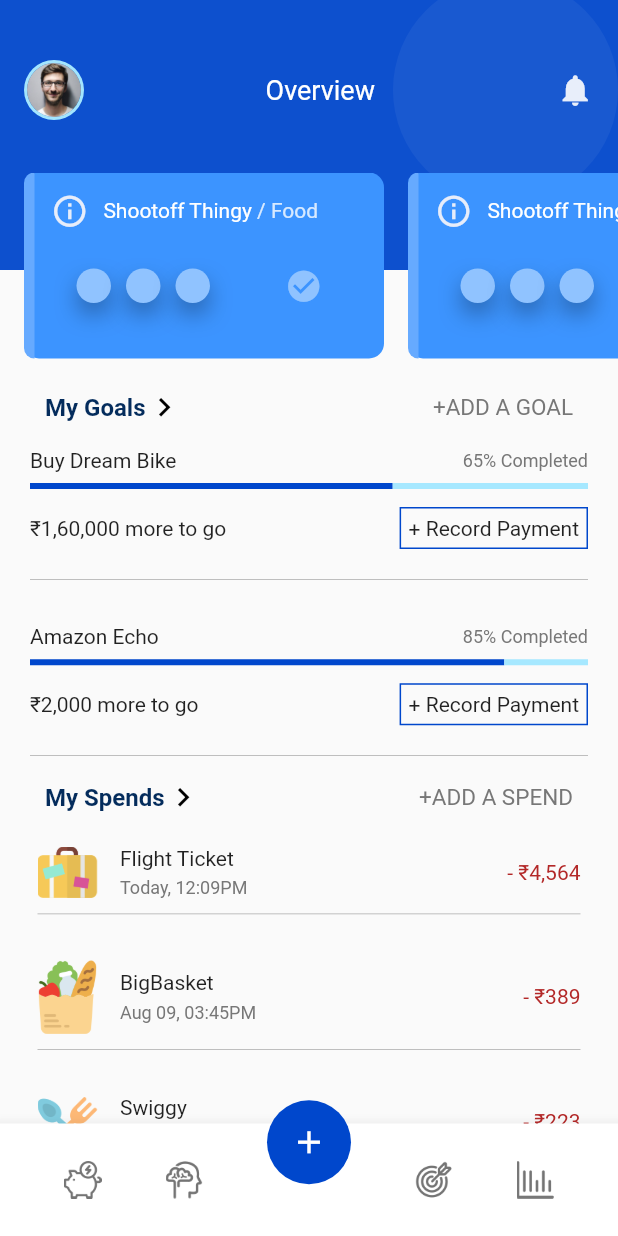
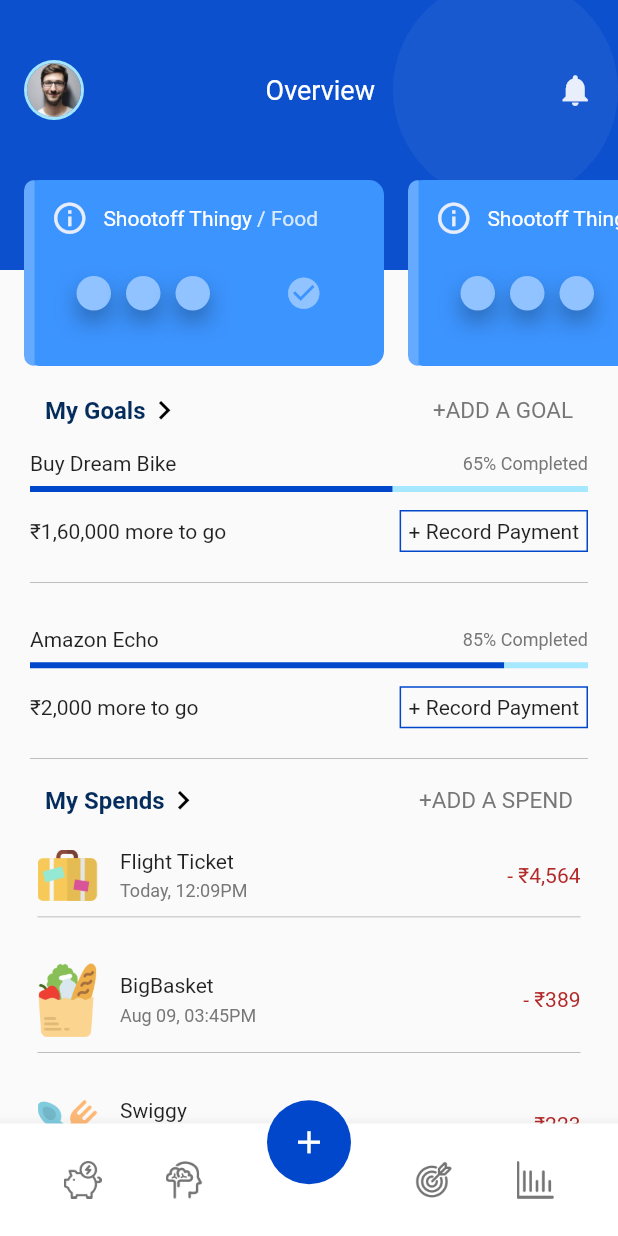
Before and after one commit to steevjames/Sample-App-UI, a Flutter app: the screen it shows after launch, on a phone screen of 412 x 824 dp. Run offline on Flutter 3.47's test engine with Material 2 defaults, Android fonts, the phone set to English and light mode, and no system bars.

Commit message:
Changed height of sizebox

```diff
--- a/lib/main.dart
+++ b/lib/main.dart
@@ -30,13 +30,13 @@ class MyHomePage extends StatelessWidget {
             headingBar(),
             // ScrollView
             Transform.translate(
-              offset: Offset(0, -65),
+              offset: Offset(0, -60),
               child: Column(
                 children: <Widget>[
                   // Horizontal Scrolling
                   horizontalScroll(),
                   SizedBox(
-                    height: 20,
+                    height: 17,
                   ),
                   sectionTitle('My Goals', '+ADD A GOAL'),
                   goal('Buy Dream Bike', '65% Completed',
```
